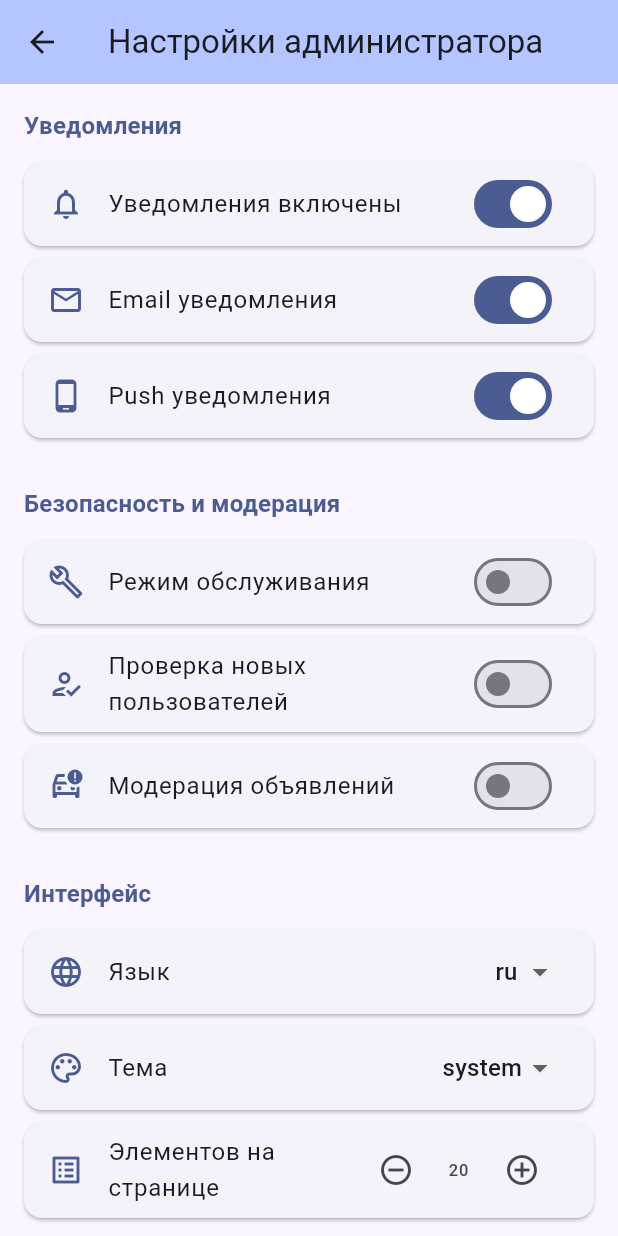
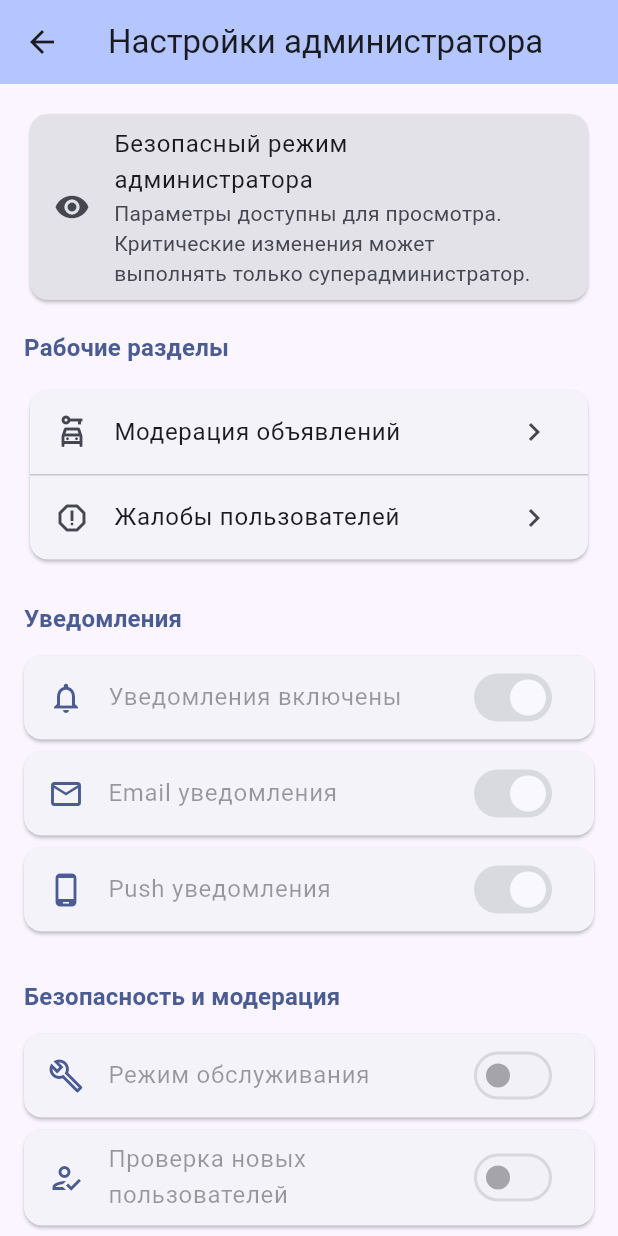
Before and after one commit to Galander2/automarketglobal, a Flutter app: the AdminSettingsScreen screen opened directly, on a phone screen of 412 x 824 dp. Run offline on Flutter 3.47's test engine with Material 3 defaults, Android fonts, the phone set to English and light mode, and no system bars; our stand-ins replace cloud_firestore, firebase_auth, firebase_core, firebase_storage, google_sign_in, image_picker and 1 more; missing offline and left inert: phone_form_field; accounts and stored records are empty; network calls fail.

Commit message:
Build secure role-aware settings

```diff
--- a/lib/core/router/app_routes.dart
+++ b/lib/core/router/app_routes.dart
@@ -4,6 +4,7 @@ class AppRoutes {
   static const String favorites = '/favorites';
   static const String profile = '/profile';
   static const String profileEdit = '/profile/edit';
+  static const String settings = '/settings';
   static const String addCar = '/add-car';
   static const String carDetails = '/car-details';
   static const String chats = '/chats';
--- a/lib/screens/admin_settings_screen.dart
+++ b/lib/screens/admin_settings_screen.dart
@@ -2,6 +2,8 @@ import 'package:flutter/material.dart';
 import 'package:provider/provider.dart';
 import '../provider/settings_provider.dart';
 import '../repositories/auth_repository.dart';
+import '../core/router/app_routes.dart';
+import '../models/app_user.dart';
 
 class AdminSettingsScreen extends StatefulWidget {
   const AdminSettingsScreen({super.key});
@@ -98,6 +100,9 @@ class _AdminSettingsScreenState extends State<AdminSettingsScreen> {
 
   @override
   Widget build(BuildContext context) {
+    final user = context.watch<AuthProvider>().currentUser;
+    final canEdit = user?.role == UserRole.superAdmin;
+
     return Scaffold(
       appBar: AppBar(
         title: const Text('Настройки администратора'),
@@ -135,11 +140,58 @@ class _AdminSettingsScreenState extends State<AdminSettingsScreen> {
           return ListView(
             padding: const EdgeInsets.all(16),
             children: [
+              Card(
+                color: canEdit
+                    ? Theme.of(context).colorScheme.primaryContainer
+                    : Theme.of(context).colorScheme.surfaceContainerHighest,
+                child: ListTile(
+                  leading: Icon(
+                    canEdit ? Icons.admin_panel_settings : Icons.visibility,
+                  ),
+                  title: Text(
+                    canEdit
+                        ? 'Режим суперадминистратора'
+                        : 'Безопасный режим администратора',
+                  ),
+                  subtitle: Text(
+                    canEdit
+                        ? 'Изменения записываются в журнал безопасности.'
+                        : 'Параметры доступны для просмотра. Критические изменения может выполнять только суперадминистратор.',
+                  ),
+                ),
+              ),
+              const SizedBox(height: 16),
+              _buildSectionTitle('Рабочие разделы'),
+              Card(
+                child: Column(
+                  children: [
+                    ListTile(
+                      leading: const Icon(Icons.car_rental_outlined),
+                      title: const Text('Модерация объявлений'),
+                      trailing: const Icon(Icons.chevron_right),
+                      onTap: () =>
+                          Navigator.pushNamed(context, AppRoutes.adminCars),
+                    ),
+                    const Divider(height: 1),
+                    ListTile(
+                      leading: const Icon(Icons.report_outlined),
+                      title: const Text('Жалобы пользователей'),
+                      trailing: const Icon(Icons.chevron_right),
+                      onTap: () => Navigator.pushNamed(
+                        context,
+                        AppRoutes.adminComplaints,
+                      ),
+                    ),
+                  ],
+                ),
+              ),
+              const SizedBox(height: 24),
               _buildSectionTitle('Уведомления'),
               _buildSwitchTile(
                 icon: Icons.notifications_outlined,
                 title: 'Уведомления включены',
                 value: settings.notificationsEnabled,
+                enabled: canEdit,
                 onChanged: (value) =>
                     _updateField(provider, 'notificationsEnabled', value),
               ),
@@ -147,6 +199,7 @@ class _AdminSettingsScreenState extends State<AdminSettingsScreen> {
                 icon: Icons.email_outlined,
                 title: 'Email уведомления',
                 value: settings.emailNotificationsEnabled,
+                enabled: canEdit,
                 onChanged: (value) =>
                     _updateField(provider, 'emailNotificationsEnabled', value),
               ),
@@ -154,6 +207,7 @@ class _AdminSettingsScreenState extends State<AdminSettingsScreen> {
                 icon: Icons.phone_android_outlined,
                 title: 'Push уведомления',
                 value: settings.pushNotificationsEnabled,
+                enabled: canEdit,
                 onChanged: (value) =>
                     _updateField(provider, 'pushNotificationsEnabled', value),
               ),
@@ -164,6 +218,7 @@ class _AdminSettingsScreenState extends State<AdminSettingsScreen> {
                 icon: Icons.build_outlined,
                 title: 'Режим обслуживания',
                 value: settings.maintenanceMode,
+                enabled: canEdit,
                 onChanged: (value) =>
                     _updateField(provider, 'maintenanceMode', value),
               ),
@@ -171,6 +226,7 @@ class _AdminSettingsScreenState extends State<AdminSettingsScreen> {
                 icon: Icons.how_to_reg_outlined,
                 title: 'Проверка новых пользователей',
                 value: settings.requireUserVerification,
+                enabled: canEdit,
                 onChanged: (value) =>
                     _updateField(provider, 'requireUserVerification', value),
               ),
@@ -178,6 +234,7 @@ class _AdminSettingsScreenState extends State<AdminSettingsScreen> {
                 icon: Icons.car_crash_outlined,
                 title: 'Модерация объявлений',
                 value: settings.moderateListings,
+                enabled: canEdit,
                 onChanged: (value) =>
                     _updateField(provider, 'moderateListings', value),
               ),
@@ -199,6 +256,7 @@ class _AdminSettingsScreenState extends State<AdminSettingsScreen> {
                   'ar',
                   'ko',
                 ],
+                enabled: canEdit,
                 onChanged: (value) {
                   if (value != null) {
                     _updateField(provider, 'language', value);
@@ -210,6 +268,7 @@ class _AdminSettingsScreenState extends State<AdminSettingsScreen> {
                 title: 'Тема',
                 value: settings.themeMode,
                 items: const ['system', 'light', 'dark'],
+                enabled: canEdit,
                 onChanged: (value) {
                   if (value != null) {
                     _updateField(provider, 'themeMode', value);
@@ -220,12 +279,13 @@ class _AdminSettingsScreenState extends State<AdminSettingsScreen> {
                 icon: Icons.list_alt_outlined,
                 title: 'Элементов на странице',
                 value: settings.itemsPerPage,
+                enabled: canEdit,
                 onChanged: (value) =>
                     _updateField(provider, 'itemsPerPage', value),
               ),
 
               const SizedBox(height: 32),
-              _buildDangerZone(provider),
+              if (canEdit) _buildDangerZone(provider),
             ],
           );
         },
@@ -251,6 +311,7 @@ class _AdminSettingsScreenState extends State<AdminSettingsScreen> {
     required String title,
     required bool value,
     required ValueChanged<bool> onChanged,
+    bool enabled = true,
   }) {
     return Card(
       margin: const EdgeInsets.only(bottom: 8),
@@ -258,7 +319,7 @@ class _AdminSettingsScreenState extends State<AdminSettingsScreen> {
         secondary: Icon(icon, color: Theme.of(context).colorScheme.primary),
         title: Text(title),
         value: value,
-        onChanged: onChanged,
+        onChanged: enabled ? onChanged : null,
       ),
     );
   }
@@ -269,6 +330,7 @@ class _AdminSettingsScreenState extends State<AdminSettingsScreen> {
     required String value,
     required List<String> items,
     required ValueChanged<String?> onChanged,
+    bool enabled = true,
   }) {
     return Card(
       margin: const EdgeInsets.only(bottom: 8),
@@ -281,7 +343,7 @@ class _AdminSettingsScreenState extends State<AdminSettingsScreen> {
           items: items
               .map((item) => DropdownMenuItem(value: item, child: Text(item)))
               .toList(),
-          onChanged: onChanged,
+          onChanged: enabled ? onChanged : null,
         ),
       ),
     );
@@ -292,6 +354,7 @@ class _AdminSettingsScreenState extends State<AdminSettingsScreen> {
     required String title,
     required int value,
     required ValueChanged<int> onChanged,
+    bool enabled = true,
   }) {
     return Card(
       margin: const EdgeInsets.only(bottom: 8),
@@ -303,7 +366,9 @@ class _AdminSettingsScreenState extends State<AdminSettingsScreen> {
           children: [
             IconButton(
               tooltip: 'Уменьшить',
-              onPressed: value > 10 ? () => onChanged(value - 10) : null,
+              onPressed: enabled && value > 10
+                  ? () => onChanged(value - 10)
+                  : null,
               icon: const Icon(Icons.remove_circle_outline),
             ),
             SizedBox(
@@ -312,7 +377,9 @@ class _AdminSettingsScreenState extends State<AdminSettingsScreen> {
             ),
             IconButton(
               tooltip: 'Увеличить',
-              onPressed: value < 100 ? () => onChanged(value + 10) : null,
+              onPressed: enabled && value < 100
+                  ? () => onChanged(value + 10)
+                  : null,
               icon: const Icon(Icons.add_circle_outline),
             ),
           ],
```
Also changed, not shown: lib/core/router/app_router.dart (+4 -4 lines), lib/main.dart (+10 -0 lines), lib/models/admin_settings.dart (+10 -2 lines), lib/screens/profile_screen.dart (+8 -0 lines), lib/screens/user_settings_screen.dart (added, +256 -0 lines), lib/services/language_service.dart (+20 -2 lines), lib/services/settings_service.dart (+29 -15 lines), 3 other files.
